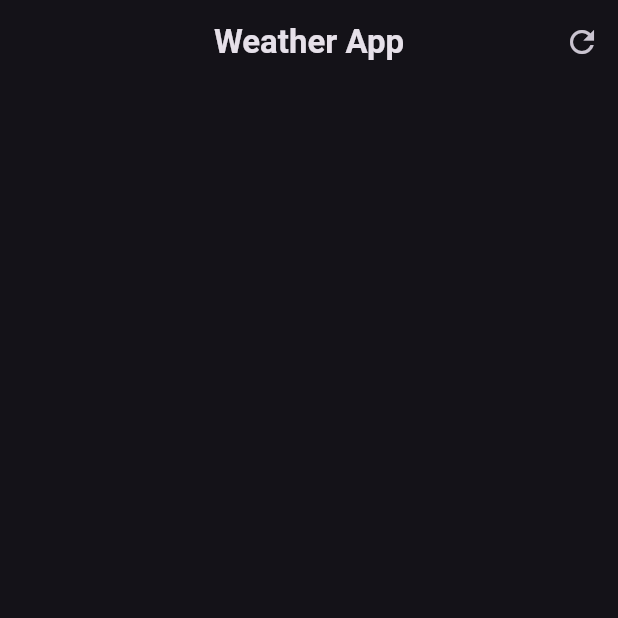
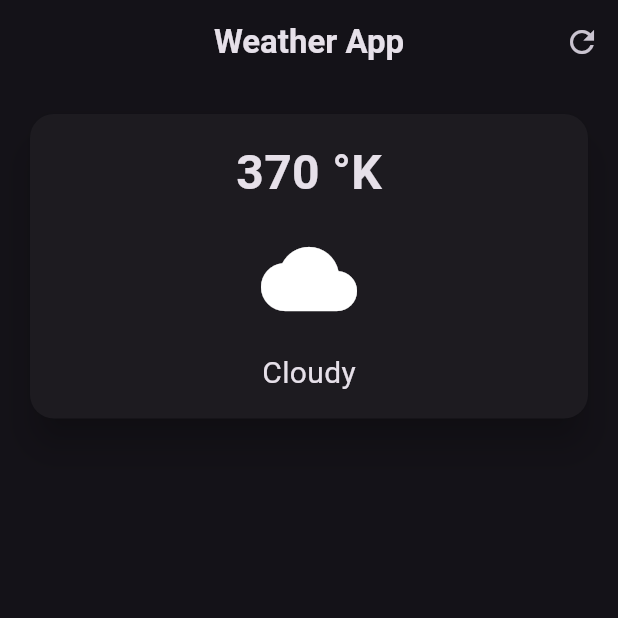
Before and after one commit to devfabien/weather_app, a Flutter app: the screen it shows after launch, on a phone screen of 412 x 824 dp, the top half of it. Run offline on Flutter 3.47's test engine with Material 3 defaults, Android fonts, the phone set to English and light mode, and no system bars.

Commit message:
feat: create the first section to print the current weather

```diff
--- a/lib/weather_screen.dart
+++ b/lib/weather_screen.dart
@@ -19,6 +19,48 @@ class WeatherScreen extends StatelessWidget {
           ),
         ],
       ),
+      body: Padding(
+        padding: const EdgeInsets.all(16.0),
+        child: Column(
+          children: [
+            SizedBox(
+              width: double.infinity,
+              child: Card(
+                elevation: 10,
+                shape: RoundedRectangleBorder(
+                  borderRadius: BorderRadius.circular(16),
+                ),
+                child: const Padding(
+                  padding: EdgeInsets.all(16.0),
+                  child: Column(
+                    children: [
+                      Text(
+                        '370 °K',
+                        style: TextStyle(
+                          fontSize: 32,
+                          fontWeight: FontWeight.bold,
+                        ),
+                      ),
+                      SizedBox(height: 16),
+                      Icon(
+                        Icons.cloud,
+                        size: 64,
+                      ),
+                      SizedBox(height: 16),
+                      Text(
+                        'Cloudy',
+                        style: TextStyle(
+                          fontSize: 20,
+                        ),
+                      ),
+                    ],
+                  ),
+                ),
+              ),
+            )
+          ],
+        ),
+      ),
     );
   }
 }
```
